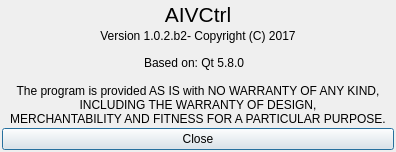
First picture: the form in aivctrl/about.ui, repository ptstream/QtUPnP, before the edit.
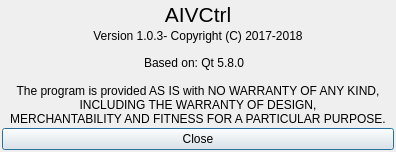
Second picture: the form after the edit. Icons and pictures are not drawn.

Patch:
```diff
--- a/aivctrl/about.ui
+++ b/aivctrl/about.ui
@@ -51,7 +51,7 @@
    <item>
     <widget class="QLabel" name="m_version">
      <property name="text">
-      <string>Version 1.0.2.b2- Copyright (C) 2017</string>
+      <string>Version 1.0.3- Copyright (C) 2017-2018</string>
      </property>
      <property name="alignment">
       <set>Qt::AlignCenter</set>
```
